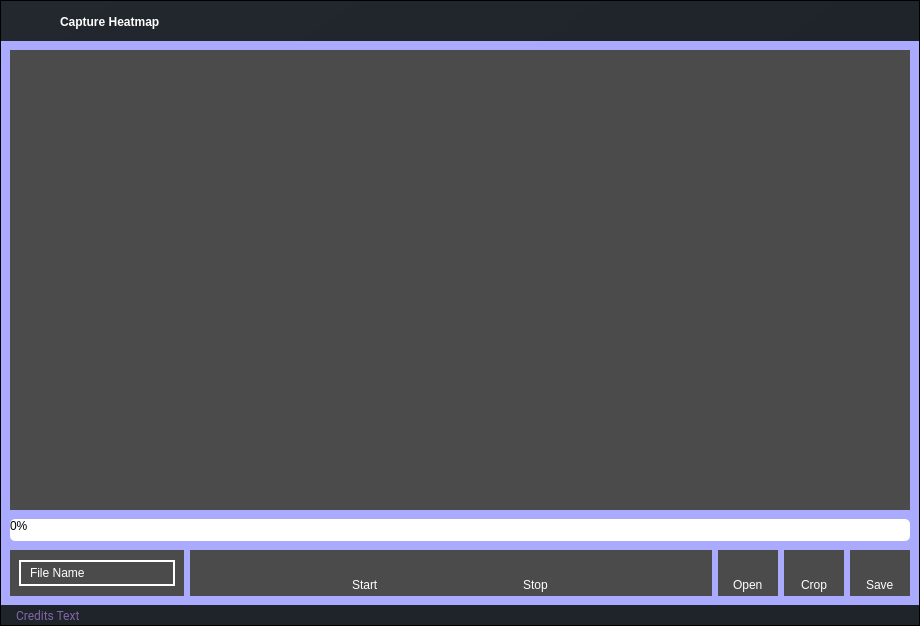
Qt form ui/pages/heatmap.ui (elian-olbz/mlbb-drafting-and-simulation-tools) before a commit.
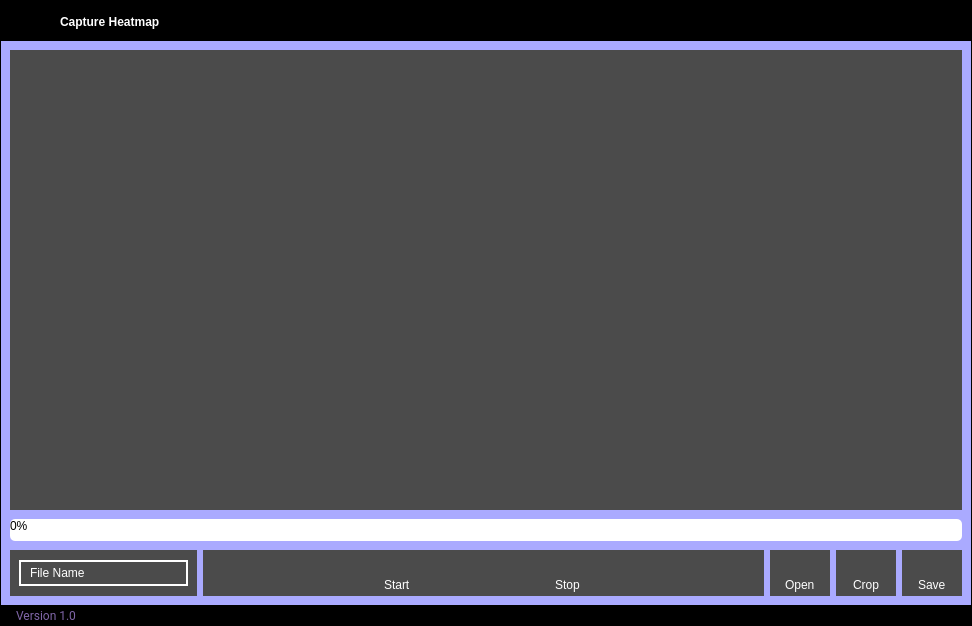
The same form after that commit. Icons and pictures are not drawn.

Diff of the .ui file:
```diff
--- a/ui/pages/heatmap.ui
+++ b/ui/pages/heatmap.ui
@@ -6,7 +6,7 @@
    <rect>
     <x>0</x>
     <y>0</y>
-    <width>920</width>
+    <width>972</width>
     <height>626</height>
    </rect>
   </property>
@@ -36,7 +36,7 @@
     <item>
      <widget class="QFrame" name="drop_shadow">
       <property name="styleSheet">
-       <string notr="true">background-color: qlineargradient(spread:pad, x1:0, y1:0, x2:1, y2:1, stop:0 rgba(35, 39, 46, 1), stop:0.521368 rgba(31, 35, 42, 1));
+       <string notr="true">background-color: qlineargradient(spread: pad, x1: 0, y1: 0, x2: 1, y2: 1, stop: 0 rgba(0, 0, 0, 1), stop: 0.521368 rgba(0, 0, 0, 1));
 </string>
       </property>
       <property name="frameShape">
@@ -409,11 +409,11 @@
               <widget class="QFrame" name="content_frame">
                <property name="styleSheet">
                 <string notr="true">QFrame #content_frame{
-background-color:#1f232a;
+background-color: transparent;
 border-top-left-radius: 0px;
-border-bottom-left-radius: 10px;
+border-bottom-left-radius: 0px;
 border-top-right-radius: 0px;
-border-bottom-right-radius: 10px;
+border-bottom-right-radius: 0px;
 }</string>
                </property>
                <property name="frameShape">
@@ -1024,14 +1024,7 @@
                       </size>
                      </property>
                      <property name="styleSheet">
-                      <string notr="true">QFrame #credits_bar{
-background-color:#1f232a;
-border-top-left-radius: 0px;
-border-bottom-left-radius: 10px;
-border-top-right-radius: 0px;
-border-bottom-right-radius: 10px;
-}
-</string>
+                      <string notr="true">background-color: transparent;</string>
                      </property>
                      <property name="frameShape">
                       <enum>QFrame::NoFrame</enum>
@@ -1057,6 +1050,9 @@
                       </property>
                       <item>
                        <widget class="QFrame" name="frame_label_credits">
+                        <property name="styleSheet">
+                         <string notr="true">background-color: transparent;</string>
+                        </property>
                         <property name="frameShape">
                          <enum>QFrame::StyledPanel</enum>
                         </property>
@@ -1090,7 +1086,7 @@
                             <string notr="true">color: rgb(128, 102, 168);</string>
                            </property>
                            <property name="text">
-                            <string>Credits Text</string>
+                            <string>Version 1.0</string>
                            </property>
                           </widget>
                          </item>
```
